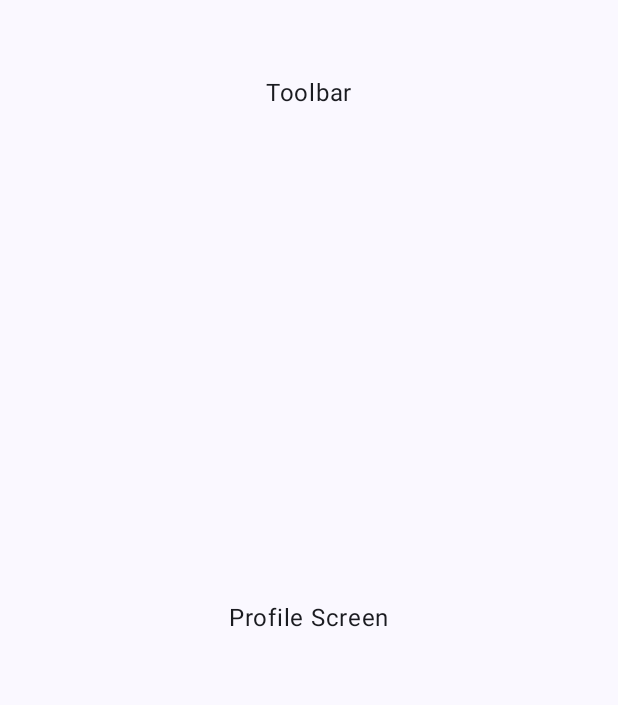
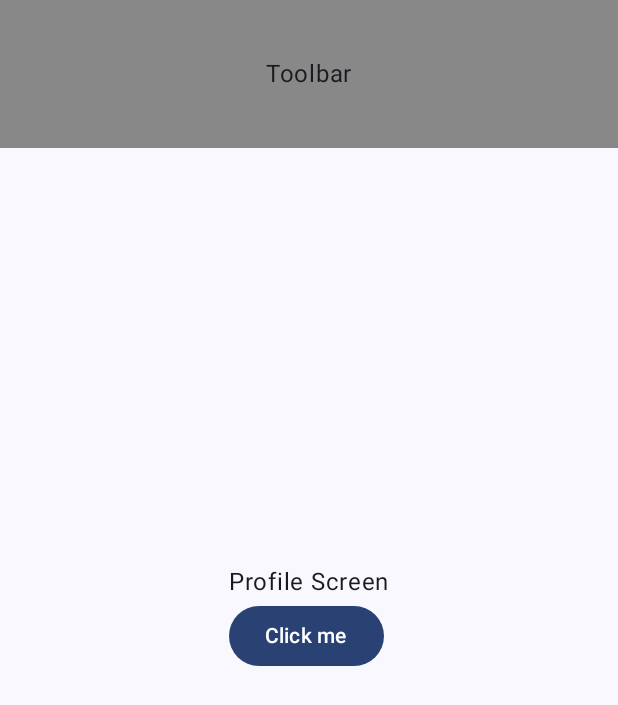
Before and after one commit to azizcse/compose-route, an Android app built with Jetpack Compose: the screen it shows after launch (MainActivity), on a phone screen of 412 x 824 dp. Before the commit the part shown is almost empty. Shown: the top 705 px of the screen. Run offline under Robolectric (Android 15) with nearby library versions, the phone set to English and light mode, and no system bars.

Commit message:
Button added

```diff
--- a/app/src/main/java/com/tsl/routemanage/MainActivity.kt
+++ b/app/src/main/java/com/tsl/routemanage/MainActivity.kt
@@ -9,6 +9,7 @@ import androidx.compose.animation.AnimatedVisibility
 import androidx.compose.animation.core.tween
 import androidx.compose.animation.slideInVertically
 import androidx.compose.animation.slideOutVertically
+import androidx.compose.foundation.background
 import androidx.compose.foundation.layout.Arrangement
 import androidx.compose.foundation.layout.Box
 import androidx.compose.foundation.layout.Column
@@ -42,7 +43,7 @@ import com.tsl.routemanage.component.BottomNavigationBar
 import com.tsl.routemanage.navigation.MainApp
 import com.tsl.routemanage.navigation.MainUiController
 import com.tsl.routemanage.ui.theme.RouteManageTheme
-import org.intellij.lang.annotations.JdkConstants
+import androidx.compose.ui.graphics.Color
 
 class MainActivity : ComponentActivity() {
     override fun onCreate(savedInstanceState: Bundle?) {
@@ -106,11 +107,11 @@ fun TopBar(mainUiController: MutableState<MainUiController>) {
         Box(
             Modifier
                 .fillMaxWidth()
-                .fillMaxHeight(0.15f)
+                .fillMaxHeight(0.12f)
+                .background(Color.Gray)
         ) {
             Row(
-                modifier = Modifier
-                    .fillMaxSize(),
+                modifier = Modifier.fillMaxSize(),
                 horizontalArrangement = Arrangement.Center,
                 verticalAlignment = Alignment.CenterVertically
             ) {
--- a/app/src/main/java/com/tsl/routemanage/feature/SplashScreen.kt
+++ b/app/src/main/java/com/tsl/routemanage/feature/SplashScreen.kt
@@ -20,7 +20,7 @@ internal fun SplashScreen(
     destination: (NavigationDestination) -> Unit,
 ) {
     LaunchedEffect(true) {
-        delay(5000)
+        delay(2000)
         navUiController.value = navUiController.value
         destination(NavigationDestination.ToProfileScreen)
     }
--- a/app/src/main/java/com/tsl/routemanage/feature/profile/ProfileScreen.kt
+++ b/app/src/main/java/com/tsl/routemanage/feature/profile/ProfileScreen.kt
@@ -1,7 +1,9 @@
 package com.tsl.routemanage.feature.profile
 
 import androidx.compose.foundation.layout.Box
+import androidx.compose.foundation.layout.Column
 import androidx.compose.foundation.layout.fillMaxSize
+import androidx.compose.material3.Button
 import androidx.compose.material3.Text
 import androidx.compose.runtime.Composable
 import androidx.compose.runtime.LaunchedEffect
@@ -19,8 +21,16 @@ internal fun ProfileScreen(
     destination: (NavigationDestination) -> Unit,
 ) {
     Box(modifier = Modifier.fillMaxSize(), contentAlignment = Alignment.Center) {
-        Text(
-            text = "Profile Screen"
-        )
+        Column {
+            Text(
+                text = "Profile Screen"
+            )
+            Button(onClick = {
+                val isShow = navUiController.value.showNavigationTopBar
+                navUiController.value = navUiController.value.copy(showNavigationTopBar = !isShow)
+            }) {
+                Text("Click me")
+            }
+        }
     }
 }
```
